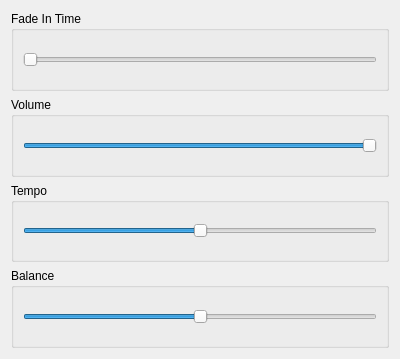
Qt form src/ui/picker/picker_audio_widget.ui (EasyRPG/Editor) before a commit.
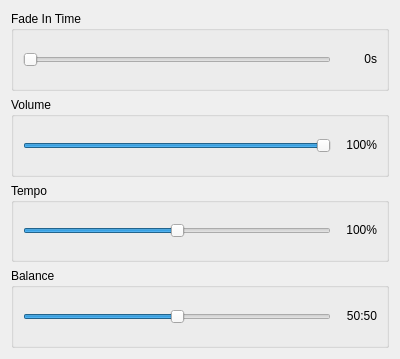
The same form after that commit. Custom widgets are drawn as their Qt base class.

Commit message:
Audio picker: Display the set values next to the sliders
The audio picker displays the set values next to the sliders now.

Patch:
```diff
--- a/src/ui/picker/picker_audio_widget.ui
+++ b/src/ui/picker/picker_audio_widget.ui
@@ -33,6 +33,22 @@
         </property>
        </widget>
       </item>
+      <item row="0" column="1">
+       <widget class="QLabel" name="labelFadeIn">
+        <property name="text">
+         <string>0s</string>
+        </property>
+        <property name="alignment">
+         <set>Qt::AlignRight</set>
+        </property>
+        <property name="minimumSize">
+         <size>
+          <width>40</width>
+          <height>0</height>
+         </size>
+        </property>
+       </widget>
+      </item>
      </layout>
     </widget>
    </item>
@@ -55,6 +71,22 @@
         </property>
        </widget>
       </item>
+      <item row="0" column="1">
+       <widget class="QLabel" name="labelVolume">
+        <property name="text">
+         <string>100%</string>
+        </property>
+        <property name="alignment">
+         <set>Qt::AlignRight</set>
+        </property>
+        <property name="minimumSize">
+         <size>
+          <width>40</width>
+          <height>0</height>
+         </size>
+        </property>
+       </widget>
+      </item>
      </layout>
     </widget>
    </item>
@@ -80,6 +112,22 @@
         </property>
        </widget>
       </item>
+      <item row="0" column="1">
+       <widget class="QLabel" name="labelTempo">
+        <property name="text">
+         <string>100%</string>
+        </property>
+        <property name="alignment">
+         <set>Qt::AlignRight</set>
+        </property>
+        <property name="minimumSize">
+         <size>
+          <width>40</width>
+          <height>0</height>
+         </size>
+        </property>
+       </widget>
+      </item>
      </layout>
     </widget>
    </item>
@@ -92,16 +140,32 @@
       <item row="0" column="0">
        <widget class="RpgSlider" name="sliderBalance">
         <property name="maximum">
-         <number>200</number>
-        </property>
-        <property name="value">
          <number>100</number>
         </property>
+        <property name="value">
+         <number>50</number>
+        </property>
         <property name="orientation">
          <enum>Qt::Horizontal</enum>
         </property>
        </widget>
       </item>
+      <item row="0" column="1">
+       <widget class="QLabel" name="labelBalance">
+        <property name="text">
+         <string>50:50</string>
+        </property>
+        <property name="alignment">
+         <set>Qt::AlignRight</set>
+        </property>
+        <property name="minimumSize">
+         <size>
+          <width>40</width>
+          <height>0</height>
+         </size>
+        </property>
+       </widget>
+      </item>
      </layout>
     </widget>
    </item>
```
The commit also changes 2 other files.
